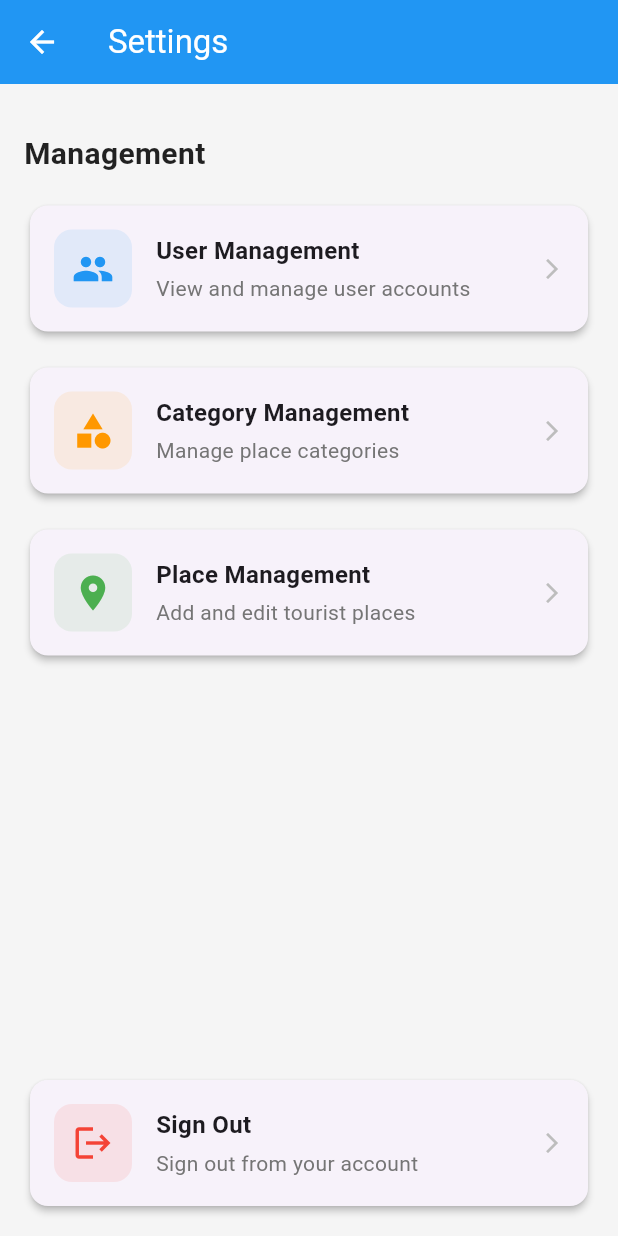
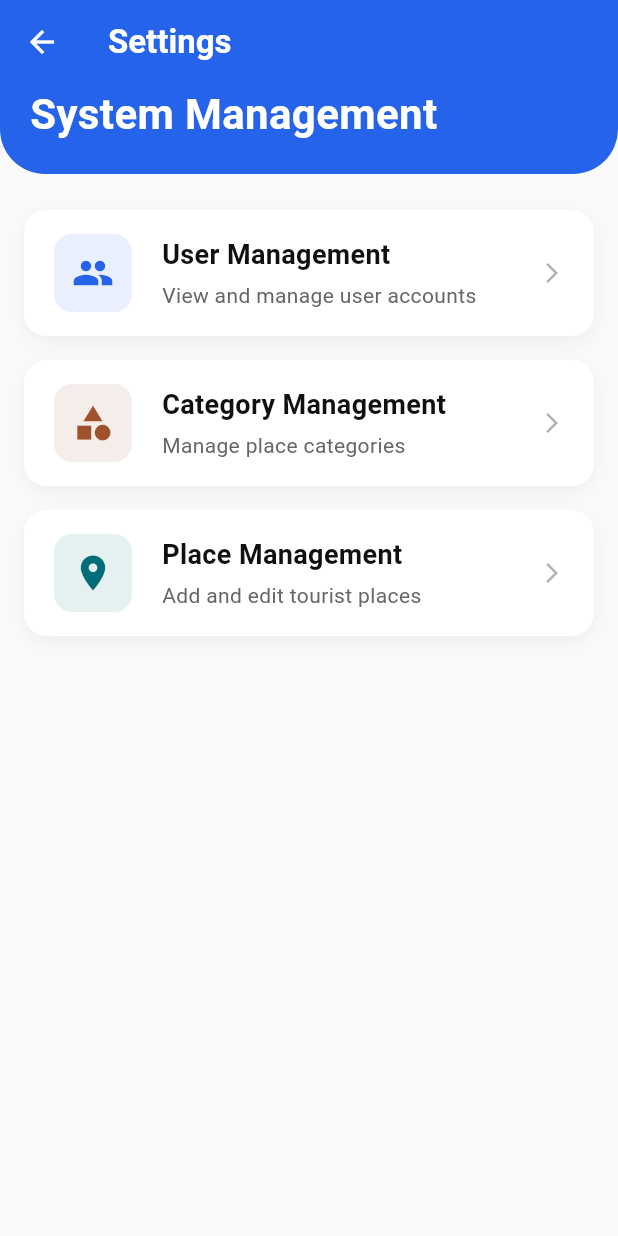
Before and after one commit to Al-mudather/ai_malacca_tour_guide, a Flutter app: the SettingsView screen opened by its route, on a phone screen of 412 x 824 dp. Run offline on Flutter 3.47's test engine with Material 3 defaults, Android fonts, the phone set to English and light mode, and no system bars; our stand-ins replace dio, flutter_dotenv, flutter_map, geolocator, get, latlong2 and 1 more; missing offline and left inert: langchain, langchain_openai; accounts and stored records are empty.

Commit message:
enhace-the-setting-management

```diff
--- a/lib/features/category_management/bindings/category_management_binding.dart
+++ b/lib/features/category_management/bindings/category_management_binding.dart
@@ -1,8 +1,9 @@
+import 'package:ai_malacca_tour_guide/services/category_service.dart';
 import 'package:get/get.dart';
 
 class CategoryManagementBinding extends Bindings {
   @override
   void dependencies() {
-    // Add category management dependencies
+    Get.lazyPut(() => CategoryService());
   }
 }
--- a/lib/features/home/view/home_page.dart
+++ b/lib/features/home/view/home_page.dart
@@ -1,8 +1,6 @@
 import 'package:flutter/material.dart';
 import 'package:get/get.dart';
-import 'package:flutter/foundation.dart';
 import 'package:ai_malacca_tour_guide/routes/app_pages.dart';
-import 'package:ai_malacca_tour_guide/features/debug/debug_menu.dart';
 import 'package:ai_malacca_tour_guide/features/home/widgets/location_header.dart';
 import 'package:ai_malacca_tour_guide/features/home/widgets/welcome_card.dart';
 import 'package:ai_malacca_tour_guide/features/home/widgets/home_bottom_nav.dart';
--- a/lib/features/settings/view/settings_view.dart
+++ b/lib/features/settings/view/settings_view.dart
@@ -1,44 +1,61 @@
 import 'package:flutter/material.dart';
 import 'package:get/get.dart';
 import 'package:ai_malacca_tour_guide/routes/app_pages.dart';
-import 'package:ai_malacca_tour_guide/features/auth/controllers/auth_controller.dart';
+import 'package:ai_malacca_tour_guide/config/app_colors.dart';
 
 class SettingsView extends StatelessWidget {
   const SettingsView({super.key});
 
   @override
   Widget build(BuildContext context) {
-    final authController = Get.find<AuthController>();
-
     return Scaffold(
+      backgroundColor: AppColors.background,
       appBar: AppBar(
-        title: const Text('Settings'),
-        backgroundColor: Theme.of(context).primaryColor,
-        foregroundColor: Colors.white,
+        title: const Text(
+          'Settings',
+          style: TextStyle(
+            fontWeight: FontWeight.bold,
           ),
-      body: Container(
-        color: Colors.grey[100],
-        child: Padding(
+        ),
+        backgroundColor: AppColors.primary,
+        foregroundColor: AppColors.white,
+        elevation: 0,
+      ),
+      body: SingleChildScrollView(
+        child: Column(
+          children: [
+            Container(
+              width: double.infinity,
+              decoration: BoxDecoration(
+                color: AppColors.primary,
+                borderRadius: const BorderRadius.only(
+                  bottomLeft: Radius.circular(30),
+                  bottomRight: Radius.circular(30),
+                ),
+              ),
+              child: const Padding(
+                padding: EdgeInsets.only(left: 20, bottom: 20),
+                child: Text(
+                  'System Management',
+                  style: TextStyle(
+                    fontSize: 28,
+                    fontWeight: FontWeight.bold,
+                    color: AppColors.white,
+                  ),
+                ),
+              ),
+            ),
+            Padding(
               padding: const EdgeInsets.all(16.0),
               child: Column(
                 crossAxisAlignment: CrossAxisAlignment.start,
                 children: [
-              const Padding(
-                padding: EdgeInsets.symmetric(vertical: 16.0),
-                child: Text(
-                  'Management',
-                  style: TextStyle(
-                    fontSize: 20,
-                    fontWeight: FontWeight.bold,
-                    color: Colors.black87,
-                  ),
-                ),
-              ),
+                  const SizedBox(height: 8),
                   _buildSettingCard(
                     title: 'User Management',
                     subtitle: 'View and manage user accounts',
                     icon: Icons.people,
-                iconColor: Colors.blue,
+                    iconColor: AppColors.primary,
                     onTap: () => Get.toNamed(Routes.USER_MANAGEMENT),
                   ),
                   const SizedBox(height: 16),
@@ -46,7 +63,7 @@ class SettingsView extends StatelessWidget {
                     title: 'Category Management',
                     subtitle: 'Manage place categories',
                     icon: Icons.category,
-                iconColor: Colors.orange,
+                    iconColor: AppColors.accent,
                     onTap: () => Get.toNamed(Routes.CATEGORY_MANAGEMENT),
                   ),
                   const SizedBox(height: 16),
@@ -54,19 +71,13 @@ class SettingsView extends StatelessWidget {
                     title: 'Place Management',
                     subtitle: 'Add and edit tourist places',
                     icon: Icons.place,
-                iconColor: Colors.green,
+                    iconColor: AppColors.teal,
                     onTap: () => Get.toNamed(Routes.PLACE_MANAGEMENT),
-              ),
-              const Spacer(),
-              _buildSettingCard(
-                title: 'Sign Out',
-                subtitle: 'Sign out from your account',
-                icon: Icons.logout,
-                iconColor: Colors.red,
-                onTap: () => authController.signOut(),
                   ),
                 ],
               ),
+            ),
+          ],
         ),
       ),
     );
@@ -79,16 +90,25 @@ class SettingsView extends StatelessWidget {
     required Color iconColor,
     required VoidCallback onTap,
   }) {
-    return Card(
-      elevation: 2,
-      shape: RoundedRectangleBorder(
-        borderRadius: BorderRadius.circular(12),
+    return Container(
+      decoration: BoxDecoration(
+        color: AppColors.card,
+        borderRadius: BorderRadius.circular(15),
+        boxShadow: [
+          BoxShadow(
+            color: Colors.black.withOpacity(0.05),
+            blurRadius: 10,
+            offset: const Offset(0, 4),
           ),
+        ],
+      ),
+      child: Material(
+        color: Colors.transparent,
         child: InkWell(
           onTap: onTap,
-        borderRadius: BorderRadius.circular(12),
+          borderRadius: BorderRadius.circular(15),
           child: Padding(
-          padding: const EdgeInsets.all(16.0),
+            padding: const EdgeInsets.symmetric(horizontal: 20, vertical: 16),
             child: Row(
               children: [
                 Container(
@@ -103,7 +123,7 @@ class SettingsView extends StatelessWidget {
                     size: 28,
                   ),
                 ),
-              const SizedBox(width: 16),
+                const SizedBox(width: 20),
                 Expanded(
                   child: Column(
                     crossAxisAlignment: CrossAxisAlignment.start,
@@ -111,15 +131,16 @@ class SettingsView extends StatelessWidget {
                       Text(
                         title,
                         style: const TextStyle(
-                        fontSize: 16,
+                          fontSize: 18,
                           fontWeight: FontWeight.bold,
+                          color: AppColors.textPrimary,
                         ),
                       ),
                       const SizedBox(height: 4),
                       Text(
                         subtitle,
-                      style: TextStyle(
-                        color: Colors.grey[600],
+                        style: const TextStyle(
+                          color: AppColors.textSecondary,
                           fontSize: 14,
                         ),
                       ),
@@ -128,13 +149,14 @@ class SettingsView extends StatelessWidget {
                 ),
                 Icon(
                   Icons.arrow_forward_ios,
-                color: Colors.grey[400],
+                  color: AppColors.textSecondary.withOpacity(0.5),
                   size: 16,
                 ),
               ],
             ),
           ),
         ),
+      ),
     );
   }
 }
```
Also changed, not shown: lib/services/place_service.dart (+56 -6 lines). Lines whose indentation alone changed are shown as unchanged.
